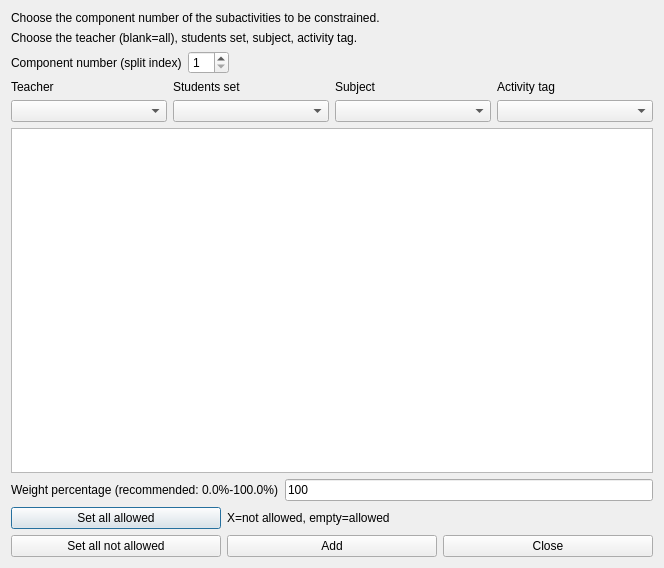
This is src/interface/addconstraintsubactivitiespreferredtimeslotsform_template.ui in karandit/fet as Qt 5 draws it before an edit. The edited form follows.
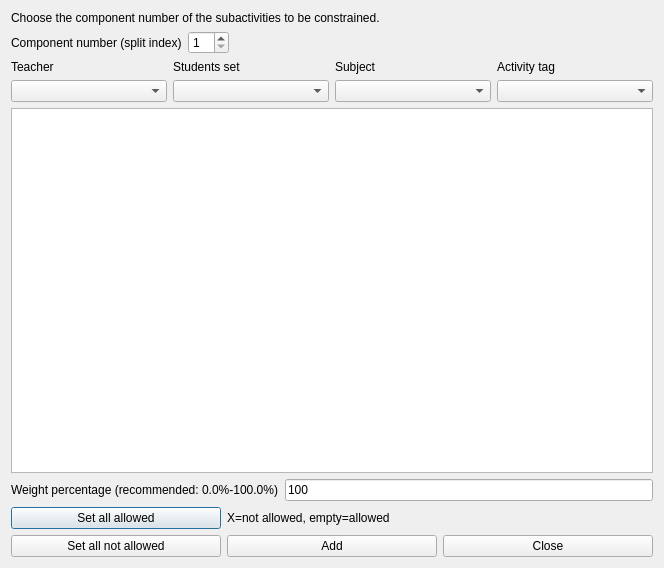
This is the edited form.

```diff
--- a/src/interface/addconstraintsubactivitiespreferredtimeslotsform_template.ui
+++ b/src/interface/addconstraintsubactivitiespreferredtimeslotsform_template.ui
@@ -31,22 +31,6 @@
     </widget>
    </item>
    <item row="1" column="0">
-    <widget class="QLabel" name="textLabel1_2">
-     <property name="sizePolicy">
-      <sizepolicy hsizetype="Minimum" vsizetype="Minimum">
-       <horstretch>0</horstretch>
-       <verstretch>0</verstretch>
-      </sizepolicy>
-     </property>
-     <property name="text">
-      <string>Choose the teacher (blank=all), students set, subject, activity tag.</string>
-     </property>
-     <property name="wordWrap">
-      <bool>true</bool>
-     </property>
-    </widget>
-   </item>
-   <item row="2" column="0">
     <layout class="QHBoxLayout" name="componentBoxLayout">
      <item>
       <widget class="QLabel" name="textLabel1">
@@ -83,7 +67,7 @@
      </item>
     </layout>
    </item>
-   <item row="3" column="0">
+   <item row="2" column="0">
     <layout class="QGridLayout" name="filterGridLayout">
      <item row="0" column="3">
       <widget class="QLabel" name="activityTagsTextLabel">
@@ -139,7 +123,7 @@
      </item>
     </layout>
    </item>
-   <item row="4" column="0">
+   <item row="3" column="0">
     <widget class="QTableWidget" name="preferredTimesTable"/>
    </item>
    <item row="5" column="0">
```
Left out of the diff: 4 changed lines with no effect on the pictures.
